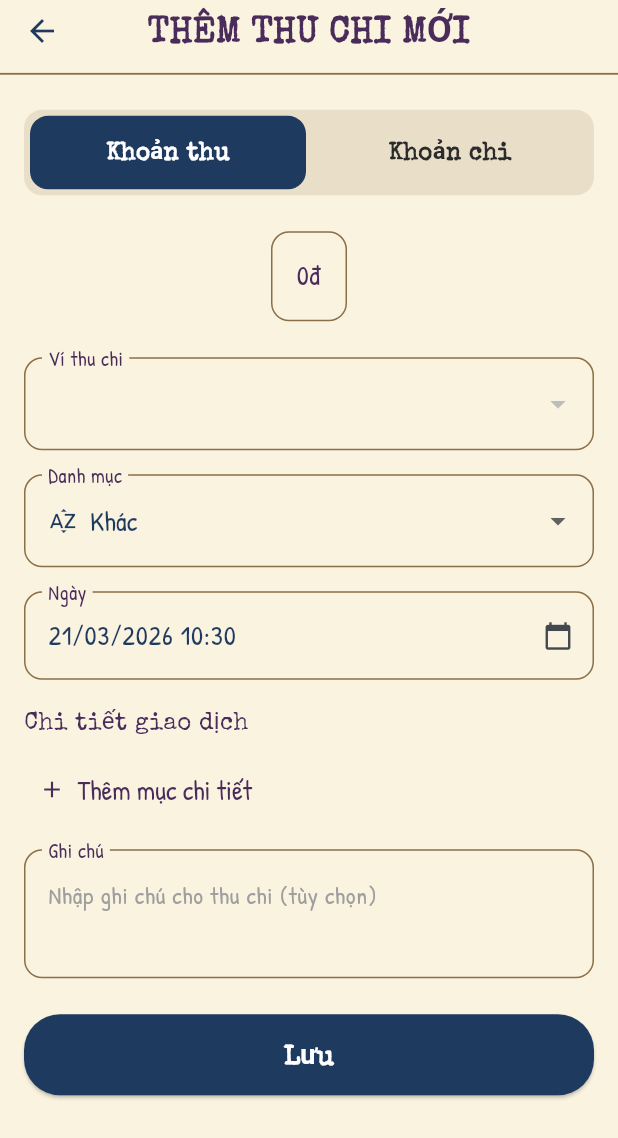
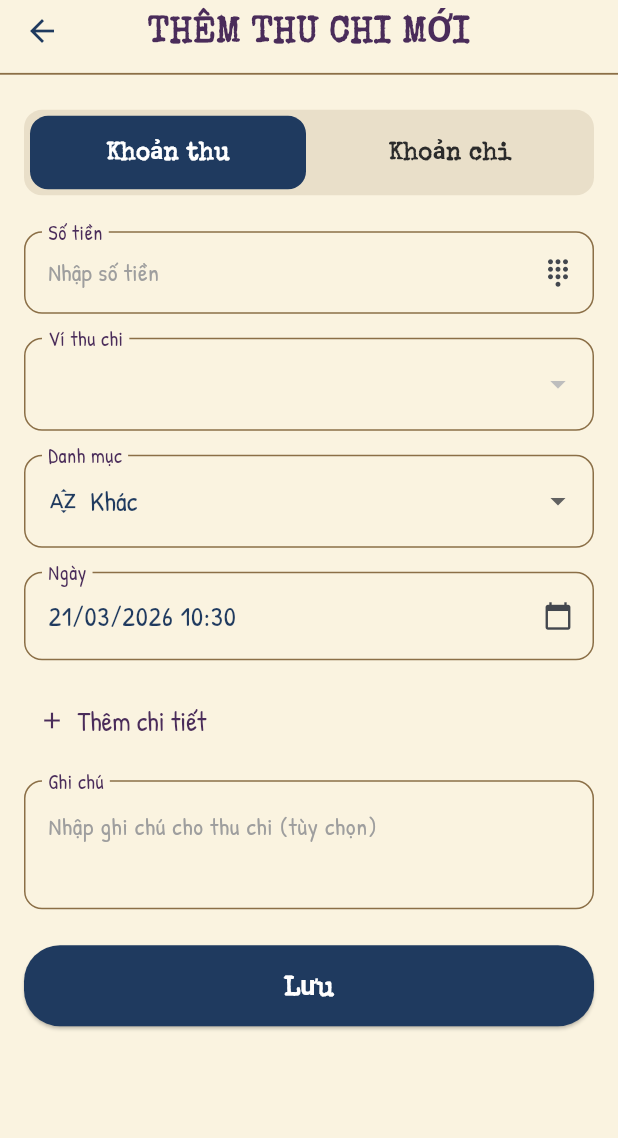
Before and after one commit to thienph3/vintage-ledger, a Flutter app: the TransactionFormScreen screen opened directly, after a tap on "Khoản thu", on a phone screen of 412 x 824 dp. Shown: the top 1138 px of the screen. Run offline on Flutter 3.47's test engine with Material 3 defaults, Android fonts, the phone set to English and light mode, and no system bars; our stand-ins replace fl_chart, local_auth, sqflite, sqflite_common_ffi; accounts and stored records are empty.

Commit message:
refactor tnx-form 2

```diff
--- a/lib/common/widgets/amount_input_field.dart
+++ b/lib/common/widgets/amount_input_field.dart
@@ -1,6 +1,6 @@
 import 'package:flutter/material.dart';
 
-import 'package:vintage_ledger/core/theme/app_colors.dart';
+import 'package:vintage_ledger/core/l10n/s.dart';
 import 'package:vintage_ledger/core/theme/app_text_styles.dart';
 import 'package:vintage_ledger/utils/amount_formatter.dart';
 import 'package:vintage_ledger/common/widgets/amount_picker_sheet.dart';
@@ -10,7 +10,7 @@ class AmountInputField extends StatelessWidget {
 
   const AmountInputField({super.key, required this.controller});
 
-  int parseAmount() {
+  int _parseAmount() {
     final text = controller.text.replaceAll('.', '');
     return int.tryParse(text) ?? 0;
   }
@@ -19,7 +19,7 @@ class AmountInputField extends StatelessWidget {
   Widget build(BuildContext context) {
     return GestureDetector(
       onTap: () async {
-        int tempValue = parseAmount();
+        int tempValue = _parseAmount();
 
         await showModalBottomSheet<int>(
           context: context,
@@ -32,14 +32,10 @@ class AmountInputField extends StatelessWidget {
                   setState(() {
                     if (input == "BACKSPACE") {
                       tempValue = tempValue ~/ 10;
+                    } else if (input == "000") {
+                      tempValue *= 1000;
                     } else {
-                      final add = int.tryParse(input) ?? 0;
-
-                      if (input == "000") {
-                        tempValue *= 1000;
-                      } else {
-                        tempValue = tempValue * 10 + add;
-                      }
+                      tempValue = tempValue * 10 + (int.tryParse(input) ?? 0);
                     }
                     controller.text = tempValue.toString();
                   });
@@ -48,32 +44,31 @@ class AmountInputField extends StatelessWidget {
                 return AmountPickerSheet(
                   value: tempValue,
                   onInput: handleInput,
-                  onDone: () {
-                    Navigator.pop(context, tempValue);
-                  },
+                  onDone: () => Navigator.pop(context, tempValue),
                 );
               },
             );
           },
         );
       },
-
-      child: Container(
-        padding: const EdgeInsets.all(16),
-        decoration: BoxDecoration(
-          border: Border.all(color: AppColors.divider),
-          borderRadius: BorderRadius.circular(12),
-        ),
+      child: AbsorbPointer(
         child: ValueListenableBuilder<TextEditingValue>(
           valueListenable: controller,
           builder: (context, value, _) {
-            return Text(
-              value.text.isEmpty
-                  ? "Nhập số tiền"
-                  : AmountFormatter.formatCurrency(
-                      int.tryParse(value.text) ?? 0,
-                    ),
-              style: AppTextStyles.body.copyWith(color: AppColors.inkPurple),
+            final amount = int.tryParse(value.text) ?? 0;
+            return InputDecorator(
+              decoration: InputDecoration(
+                labelText: S.of(context, 'amount'),
+                suffixIcon: const Icon(Icons.dialpad, size: 20),
+              ),
+              child: Text(
+                amount > 0
+                    ? AmountFormatter.formatCurrency(amount)
+                    : S.of(context, 'enterAmount'),
+                style: amount > 0
+                    ? AppTextStyles.amount
+                    : AppTextStyles.hint,
+              ),
             );
           },
         ),
--- a/lib/core/l10n/app_en.dart
+++ b/lib/core/l10n/app_en.dart
@@ -35,6 +35,7 @@ const Map<String, String> en = {
   'addNewTransaction': 'ADD NEW TRANSACTION',
   'income': 'Income',
   'expense': 'Expense',
+  'enterAmount': 'Enter amount',
   'amountMustBePositive': 'Amount must be greater than 0',
   'itemsTotalExceed':
       'Total of detail items must not exceed the transaction amount',
@@ -42,6 +43,8 @@ const Map<String, String> en = {
   'itemName': 'Item name',
   'itemNameHint': 'Item name (optional)',
   'addItem': 'Add item',
+  'addDetails': 'Add details',
+  'selectCategoryRequired': 'Please select a category',
   'note': 'Note',
   'noteHint': 'Enter note (optional)',
   'update': 'Update',
--- a/lib/core/l10n/app_vi.dart
+++ b/lib/core/l10n/app_vi.dart
@@ -35,6 +35,7 @@ const Map<String, String> vi = {
   'addNewTransaction': 'THÊM THU CHI MỚI',
   'income': 'Khoản thu',
   'expense': 'Khoản chi',
+  'enterAmount': 'Nhập số tiền',
   'amountMustBePositive': 'Số tiền phải lớn hơn 0',
   'itemsTotalExceed':
       'Tổng các mục chi tiết không được vượt quá số tiền thu chi tổng',
@@ -42,6 +43,8 @@ const Map<String, String> vi = {
   'itemName': 'Tên mục chi tiết',
   'itemNameHint': 'Tên mục chi tiết (tùy chọn)',
   'addItem': 'Thêm mục chi tiết',
+  'addDetails': 'Thêm chi tiết',
+  'selectCategoryRequired': 'Vui lòng chọn danh mục',
   'note': 'Ghi chú',
   'noteHint': 'Nhập ghi chú cho thu chi (tùy chọn)',
   'update': 'Cập nhật',
--- a/lib/features/transaction/screens/transaction_form_screen.dart
+++ b/lib/features/transaction/screens/transaction_form_screen.dart
@@ -2,7 +2,6 @@ import 'package:flutter/material.dart';
 import 'package:intl/intl.dart';
 
 import 'package:vintage_ledger/core/l10n/s.dart';
-import 'package:vintage_ledger/core/theme/app_colors.dart';
 import 'package:vintage_ledger/core/theme/app_spacing.dart';
 import 'package:vintage_ledger/core/theme/app_text_styles.dart';
 import 'package:vintage_ledger/common/widgets/app_scaffold.dart';
@@ -70,9 +69,14 @@ class _TransactionFormScreenState extends State<TransactionFormScreen> {
       _amountCtrl.text = '0';
     }
 
-    _updateDateText();
     _loadCategories();
     if (widget.walletId == null) _loadWallets();
+  }
+
+  @override
+  void didChangeDependencies() {
+    super.didChangeDependencies();
+    _updateDateText();
   }
 
   @override
@@ -162,7 +166,8 @@ class _TransactionFormScreenState extends State<TransactionFormScreen> {
   }
 
   void _updateDateText() {
-    _dateCtrl.text = DateFormat('dd/MM/yyyy HH:mm', 'vi_VN').format(_date);
+    final locale = Localizations.localeOf(context).toString();
+    _dateCtrl.text = DateFormat('dd/MM/yyyy HH:mm', locale).format(_date);
   }
 
   Future<void> _pickDateTime() async {
@@ -284,10 +289,8 @@ class _TransactionFormScreenState extends State<TransactionFormScreen> {
             const SizedBox(height: AppSpacing.lg),
 
             // Amount
-            Center(
-              child: AmountInputField(controller: _amountCtrl),
-            ),
-            const SizedBox(height: AppSpacing.lg),
+            AmountInputField(controller: _amountCtrl),
+            const SizedBox(height: AppSpacing.md),
 
             // Wallet (only when not pre-selected)
             if (widget.walletId == null) ...[
--- a/lib/features/transaction/widgets/category_dropdown.dart
+++ b/lib/features/transaction/widgets/category_dropdown.dart
@@ -64,7 +64,7 @@ class CategoryDropdown extends StatelessWidget {
       },
       validator: (v) {
         if (v == null || v == -1) {
-          return S.of(context, 'categoryNameRequired');
+          return S.of(context, 'selectCategoryRequired');
         }
         return null;
       },
--- a/lib/features/transaction/widgets/transaction_item_list.dart
+++ b/lib/features/transaction/widgets/transaction_item_list.dart
@@ -38,10 +38,24 @@ class TransactionItemList extends StatelessWidget {
 
   @override
   Widget build(BuildContext context) {
+    // Collapsed: just show "Add details" link
+    if (items.isEmpty) {
+      return Align(
+        alignment: Alignment.centerLeft,
+        child: TextButton.icon(
+          onPressed: onAdd,
+          icon: const Icon(Icons.add, size: 18),
+          label: Text(S.of(context, 'addDetails')),
+        ),
+      );
+    }
+
+    // Expanded: header + items + add more
     return Column(
       crossAxisAlignment: CrossAxisAlignment.start,
       children: [
-        Text(S.of(context, 'transactionDetails'), style: AppTextStyles.titleSmall),
+        Text(S.of(context, 'transactionDetails'),
+            style: AppTextStyles.bodyBold),
         const SizedBox(height: AppSpacing.sm),
         ...items.asMap().entries.map((entry) {
           final i = entry.key;
```
